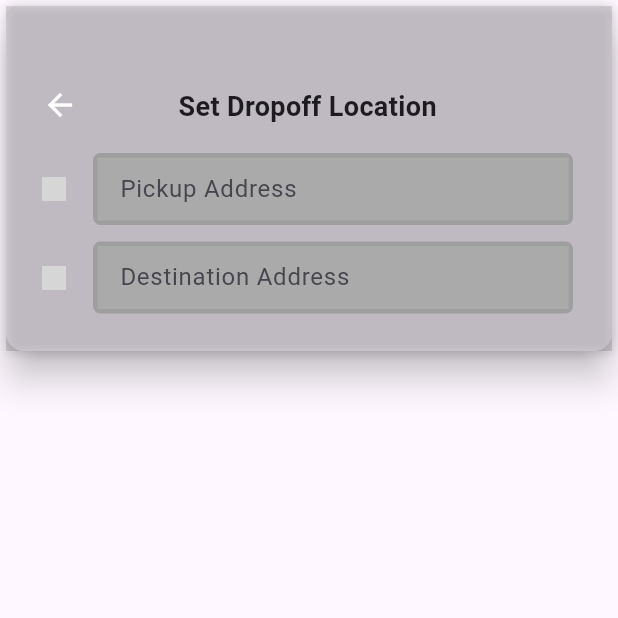
After one commit to FelixPrajna/ojolali, a Flutter app: the SearchDestinationPage screen opened directly, on a phone screen of 412 x 824 dp, the top half of it. The commit adds this screen. Run offline on Flutter 3.47's test engine with Material 3 defaults, Android fonts, the phone set to English and light mode, and no system bars; our stand-ins replace connectivity_plus, firebase_auth, firebase_core, firebase_database, firebase_storage, geolocator and 3 more; accounts and stored records are empty; grey boxes are pictures that could not be loaded.

Commit message:
membuat search destination page

```diff
--- a/lib/pages/home_page.dart
+++ b/lib/pages/home_page.dart
@@ -10,6 +10,7 @@ import 'package:google_maps_flutter/google_maps_flutter.dart';
 import 'package:ojolali/authentication/login_screen_user.dart';
 import 'package:ojolali/global/global.dart';
 import 'package:ojolali/methods/common_methods.dart';
+import 'package:ojolali/pages/search_destination_page.dart';
 
 class HomePage extends StatefulWidget {
   const HomePage({super.key});
@@ -260,8 +261,7 @@ class _HomePageState extends State<HomePage> {
                   ElevatedButton(
                     onPressed: ()
                     {
-
-
+                      Navigator.push(context, MaterialPageRoute(builder: (c)=> SearchDestinationPage()));
                     },
                     style: ElevatedButton.styleFrom(
                       backgroundColor: Colors.grey,
--- /dev/null
+++ b/lib/pages/search_destination_page.dart
@@ -0,0 +1,148 @@
+import 'package:flutter/material.dart';
+
+class SearchDestinationPage extends StatefulWidget {
+  const SearchDestinationPage({Key? key}) : super(key: key);
+
+  @override
+  State<SearchDestinationPage> createState() => _SearchDestinationPageState();
+}
+
+class _SearchDestinationPageState extends State<SearchDestinationPage> {
+  TextEditingController pickupTextEditingController = TextEditingController();
+  TextEditingController destinationTextEditingController = TextEditingController();
+
+  @override
+  Widget build(BuildContext context) {
+    return Scaffold(
+      body: SingleChildScrollView(
+        child: Column(
+          children: [
+            Card(
+              elevation: 10, // Perbaikan huruf kecil
+              child: Container(
+                height: 230,
+                decoration: const BoxDecoration(
+                  color: Colors.black12,
+                  boxShadow: [
+                    BoxShadow(
+                      color: Colors.black12,
+                      blurRadius: 5.0,
+                      spreadRadius: 0.5,
+                      offset: Offset(0.7, 0.7),
+                    ),
+                  ],
+                ),
+                child: Padding(
+                  padding: const EdgeInsets.only(
+                      left: 24, top: 48, right: 26, bottom: 20),
+                  child: Column(
+                    children: [
+                      const SizedBox(height: 6,),
+
+                      // Icon button - title
+                      Stack(
+                        children: [
+                          GestureDetector(
+                            onTap: () {
+                              // Implementasi aksi tombol kembali
+                            },
+                            child: const Icon(Icons.arrow_back, color: Colors.white),
+                          ),
+                          const Center(
+                            child: Text(
+                              "Set Dropoff Location",
+                              style: TextStyle(
+                                fontSize: 18,
+                                fontWeight: FontWeight.bold,
+                              ),
+                            ),
+                          ),
+                        ],
+                      ),
+
+                      const SizedBox(height: 18,),
+
+                      // Pickup text field
+                      Row(
+                        children: [
+                          Image.asset(
+                            "assets/images/intial.png",
+                            height: 16,
+                            width: 16,
+                          ),
+                          const SizedBox(width: 18,),
+                          Expanded(
+                            child: Container(
+                              decoration: BoxDecoration(
+                                color: Colors.grey,
+                                borderRadius: BorderRadius.circular(5), // Huruf besar B
+                              ),
+                              child: Padding(
+                                padding: const EdgeInsets.all(3),
+                                child: TextField(
+                                  controller: pickupTextEditingController,
+                                  decoration: const InputDecoration(
+                                    hintText: "Pickup Address",
+                                    fillColor: Colors.white12,
+                                    filled: true,
+                                    border: InputBorder.none,
+                                    isDense: true,
+                                    contentPadding: EdgeInsets.only(
+                                      left: 11, top: 9, bottom: 9,
+                                    ),
+                                  ),
+                                ),
+                              ),
+                            ),
+                          ),
+                        ],
+                      ),
+
+                      const SizedBox(height: 11,),
+
+                      // Destination text field
+                      Row(
+                        children: [
+                          Image.asset(
+                            "assets/images/final.png",
+                            height: 16,
+                            width: 16,
+                          ),
+                          const SizedBox(width: 18,),
+                          Expanded(
+                            child: Container(
+                              decoration: BoxDecoration(
+                                color: Colors.grey,
+                                borderRadius: BorderRadius.circular(5), // Huruf besar B
+                              ),
+                              child: Padding(
+                                padding: const EdgeInsets.all(3),
+                                child: TextField(
+                                  controller: destinationTextEditingController,
+                                  decoration: const InputDecoration(
+                                    hintText: "Destination Address",
+                                    fillColor: Colors.white12,
+                                    filled: true,
+                                    border: InputBorder.none,
+                                    isDense: true,
+                                    contentPadding: EdgeInsets.only(
+                                      left: 11, top: 9, bottom: 9,
+                                    ),
+                                  ),
+                                ),
+                              ),
+                            ),
+                          ),
+                        ],
+                      ),
+                    ],
+                  ),
+                ),
+              ),
+            ),
+          ],
+        ),
+      ),
+    );
+  }
+}
```
